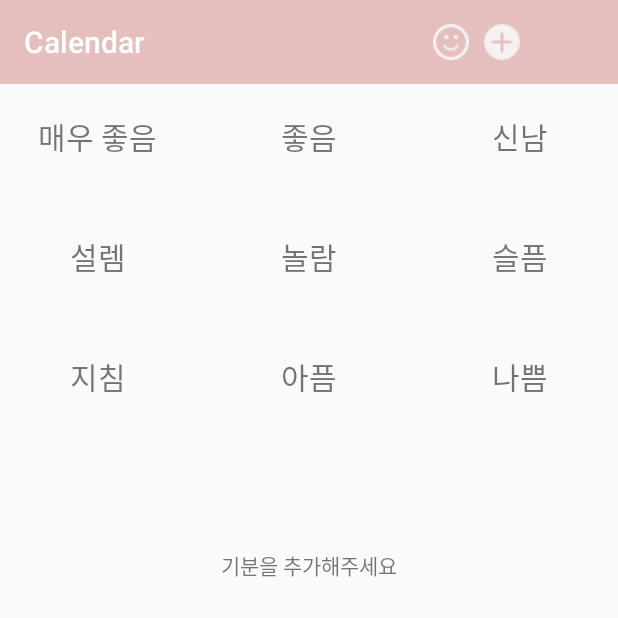
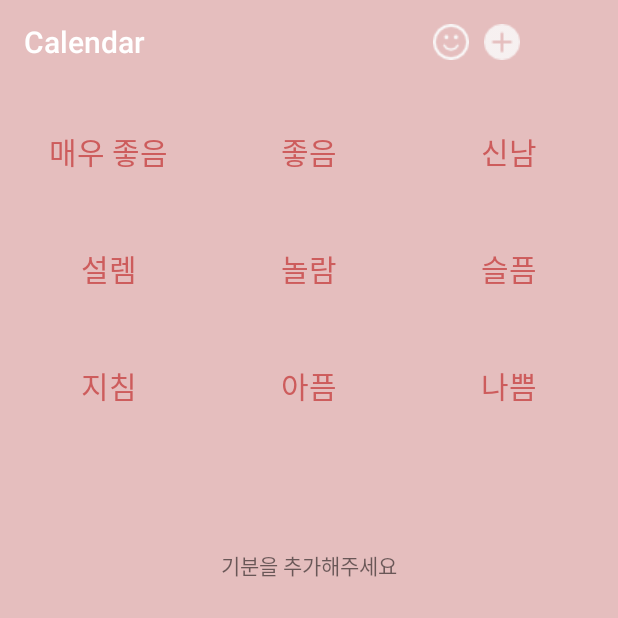
Before and after one commit to heeejoo0518/4723app, an Android app: the fragment Fragment_Status placed in its activity, on a phone screen of 412 x 824 dp, the top half of it. Run offline under Robolectric (Android 15) with nearby library versions, the phone set to English and light mode, and no system bars; libraries missing offline, so code that uses them is left out: com.prolificinteractive.materialcalendarview; plain views replace MaterialCalendarView; 6 statements that could not run were skipped.

Commit message:
달력 크기 색 수정

```diff
--- a/app/src/main/java/com/example/koh/a4723_app/calendar/Calendar_OnedayDecorator.java
+++ b/app/src/main/java/com/example/koh/a4723_app/calendar/Calendar_OnedayDecorator.java
@@ -28,7 +28,7 @@ public class Calendar_OnedayDecorator implements DayViewDecorator{
     public void decorate(DayViewFacade view) {
         view.addSpan(new StyleSpan(Typeface.BOLD));
         view.addSpan(new RelativeSizeSpan(1.7f));
-        view.addSpan(new ForegroundColorSpan(Color.RED));
+        view.addSpan(new ForegroundColorSpan(Color.parseColor("#A52A2A")));
     }
 
     public void setDate(Date date) {
--- a/app/src/main/java/com/example/koh/a4723_app/calendar/Calendar_SaturdayDecorator.java
+++ b/app/src/main/java/com/example/koh/a4723_app/calendar/Calendar_SaturdayDecorator.java
@@ -24,6 +24,6 @@ public class Calendar_SaturdayDecorator implements DayViewDecorator{
 
     @Override
     public void decorate(DayViewFacade view) {
-        view.addSpan(new ForegroundColorSpan(Color.BLUE));
+        view.addSpan(new ForegroundColorSpan(Color.parseColor("#5F9EA0")));
     }
 }
--- a/app/src/main/java/com/example/koh/a4723_app/calendar/Calendar_SundayDecorator.java
+++ b/app/src/main/java/com/example/koh/a4723_app/calendar/Calendar_SundayDecorator.java
@@ -24,6 +24,6 @@ public class Calendar_SundayDecorator implements DayViewDecorator{
 
     @Override
     public void decorate(DayViewFacade view) {
-        view.addSpan(new ForegroundColorSpan(Color.RED));
+        view.addSpan(new ForegroundColorSpan(Color.parseColor("#A52A2A")));
     }
 }
--- a/app/src/main/res/layout/activity_calendar.xml
+++ b/app/src/main/res/layout/activity_calendar.xml
@@ -5,7 +5,8 @@
     xmlns:tools="http://schemas.android.com/tools"
     android:layout_width="match_parent"
     android:layout_height="match_parent"
-    tools:context=".calendar.Calendar">
+    tools:context=".calendar.Calendar"
+    android:background="#e5bebe" >
 
     <android.support.v7.widget.Toolbar
         android:id="@+id/my_toolbar"
@@ -44,7 +45,8 @@
         android:layout_height="310dp"
         android:layout_below="@id/my_toolbar"
         android:layout_centerHorizontal="true"
-        app:mcv_selectionColor="@android:color/holo_blue_dark"
+        app:mcv_tileWidth="match_parent"
+        app:mcv_selectionColor="#e58685"
         app:mcv_showOtherDates="defaults" />
 
     <!--프래그먼트-->
--- a/app/src/main/res/layout/fragment_status.xml
+++ b/app/src/main/res/layout/fragment_status.xml
@@ -7,9 +7,10 @@
         android:id="@+id/gridview"
         android:layout_width="match_parent"
         android:layout_height="match_parent"
+        android:padding="10dp"
         android:numColumns="3"
-        android:horizontalSpacing="10dp"
-        android:verticalSpacing="10dp"
+        android:horizontalSpacing="8dp"
+        android:verticalSpacing="8dp"
         android:gravity="center" >
     </GridView>
 </RelativeLayout>
--- a/app/src/main/res/layout/grid_item.xml
+++ b/app/src/main/res/layout/grid_item.xml
@@ -9,5 +9,6 @@
         android:layout_width="wrap_content"
         android:layout_height="70dp"
         android:textSize="20sp"
+        android:textColor="#CD5C5C"
         android:gravity="center"/>
 </RelativeLayout>
```
